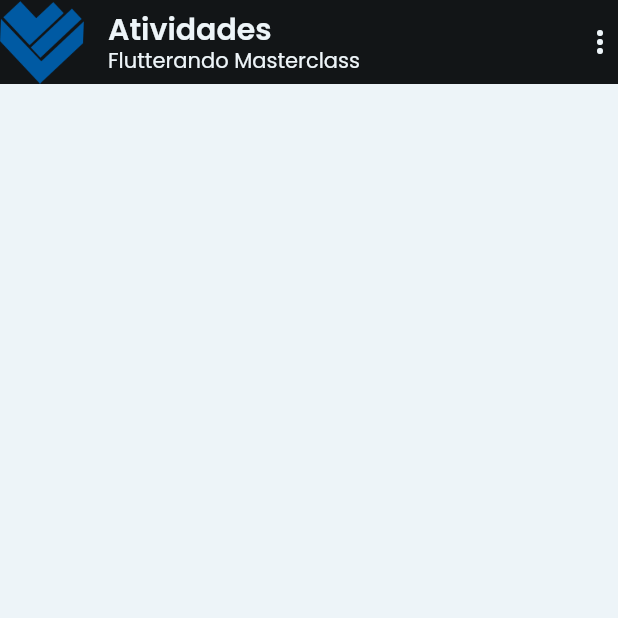
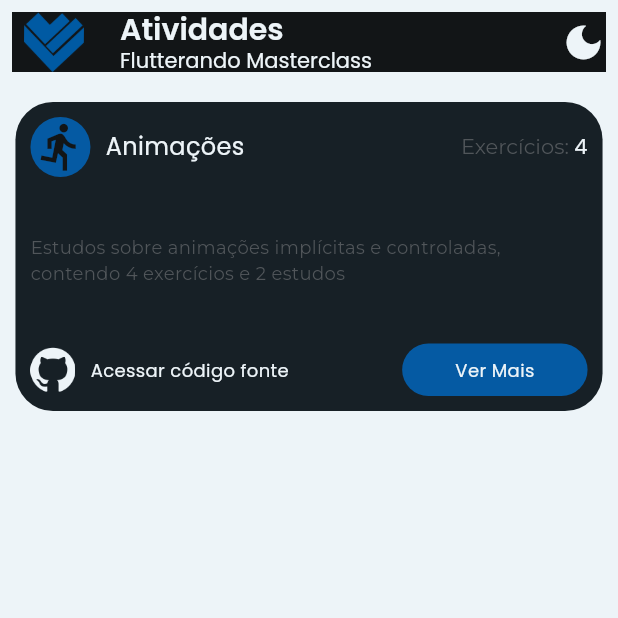
Before and after one commit to zanelladev/masterclass_flutterando_app, a Flutter app: the screen it shows after launch, on a phone screen of 412 x 824 dp, the top half of it. Run offline on Flutter 3.47's test engine with Material 2 defaults, Android fonts, the phone set to English and light mode, and no system bars; our stand-ins replace flutter_modular, google_fonts.

Commit message:
feat: activities card

```diff
--- a/app/lib/src/app_widget.dart
+++ b/app/lib/src/app_widget.dart
@@ -20,11 +20,11 @@ class _AppWidgetState extends State<AppWidget> {
   @override
   Widget build(BuildContext context) {
     return AnnotatedRegion<SystemUiOverlayStyle>(
-      value: AppSystemChromeSettings.light,
+      value: AppSystemChromeSettings.dark,
       child: MaterialApp.router(
         title: 'Flutterando Masterclass',
         theme: AppTheme.dark,
-        darkTheme: AppTheme.light,
+        darkTheme: AppTheme.dark,
         debugShowCheckedModeBanner: false,
         routeInformationParser: Modular.routeInformationParser,
         routerDelegate: Modular.routerDelegate,
--- a/app/lib/src/pages/home/ui/home_page.dart
+++ b/app/lib/src/pages/home/ui/home_page.dart
@@ -13,6 +13,7 @@ class _HomePageState extends State<HomePage> {
   Widget build(BuildContext context) {
     return Scaffold(
       appBar: CustomAppBar(),
+      body: ActivitiesCard(),
     );
   }
 }
--- a/app/lib/src/pages/splash/ui/splash_page.dart
+++ b/app/lib/src/pages/splash/ui/splash_page.dart
@@ -38,11 +38,7 @@ class _SplashScreenState extends State<SplashScreen> {
                     maxWidth: 70,
                     maxHeight: 70,
                   ),
-                  child: const Image(
-                    image: AssetImage(
-                      'assets/masterclass.png',
-                    ),
-                  ),
+                  child: Image.asset('assets/masterclass.png'),
                 ),
                 const SizedBox(width: 10),
                 Column(
--- a/app/pubspec.yaml
+++ b/app/pubspec.yaml
@@ -29,3 +29,4 @@ flutter:
   uses-material-design: true
   assets:
     - assets/masterclass.png
+    - assets/github.png
--- /dev/null
+++ b/design_system/lib/src/widgets/activities_card/activities_card.dart
@@ -0,0 +1,117 @@
+import 'package:flutter/material.dart';
+import '../../../design_system.dart';
+
+class ActivitiesCard extends StatelessWidget {
+  const ActivitiesCard({super.key});
+
+  @override
+  Widget build(BuildContext context) {
+    final theme = Theme.of(context);
+    final textStyles = theme.extension<AppTextStylesExtension>()!;
+    final deviceInfo = MediaQuery.of(context);
+    return SizedBox(
+      width: deviceInfo.size.width,
+      child: Padding(
+        padding: const EdgeInsets.only(top: 12),
+        child: Column(
+          crossAxisAlignment: CrossAxisAlignment.center,
+          children: [
+            Container(
+              decoration: BoxDecoration(
+                borderRadius: BorderRadius.circular(25),
+                color: theme.colorScheme.surfaceVariant,
+              ),
+              width: deviceInfo.size.width * 0.95,
+              height: deviceInfo.size.height * 0.25,
+              child: Padding(
+                padding: const EdgeInsets.all(10),
+                child: Column(
+                  mainAxisAlignment: MainAxisAlignment.spaceBetween,
+                  children: [
+                    Row(
+                      children: [
+                        Container(
+                          decoration: BoxDecoration(
+                              color: theme.colorScheme.primary,
+                              borderRadius: BorderRadius.circular(50)),
+                          width: 40,
+                          height: 40,
+                          child: Icon(
+                            Icons.directions_run,
+                            color: theme.colorScheme.background,
+                            size: 35,
+                          ),
+                        ),
+                        const SizedBox(width: 10),
+                        Text(
+                          'Animações',
+                          style: textStyles.headline3.copyWith(fontSize: 16),
+                        ),
+                        const Spacer(),
+                        RichText(
+                            text: TextSpan(
+                          children: [
+                            TextSpan(
+                                text: 'Exercícios: ',
+                                style: textStyles.bodyText1),
+                            TextSpan(
+                                text: '4',
+                                style: textStyles.headline3
+                                    .copyWith(fontSize: 14)),
+                          ],
+                        ))
+                      ],
+                    ),
+                    Row(
+                      children: [
+                        SizedBox(
+                          width: deviceInfo.size.width * 0.8,
+                          child: Text(
+                            'Estudos sobre animações implícitas e controladas, contendo 4 exercícios e 2 estudos',
+                            style: textStyles.description,
+                          ),
+                        )
+                      ],
+                    ),
+                    Row(
+                      children: [
+                        Image.asset(
+                          'assets/github.png',
+                          width: 30,
+                          color: theme.colorScheme.onSecondary,
+                        ),
+                        const SizedBox(width: 10),
+                        Text(
+                          'Acessar código fonte',
+                          style: textStyles.headline3.copyWith(fontSize: 12),
+                        ),
+                        const Spacer(),
+                        InkWell(
+                          onTap: () {},
+                          child: Container(
+                            decoration: BoxDecoration(
+                                color: theme.colorScheme.primary,
+                                borderRadius: BorderRadius.circular(50)),
+                            width: deviceInfo.size.width * 0.3,
+                            height: 35,
+                            child: Center(
+                              child: Text(
+                                'Ver Mais',
+                                style:
+                                    textStyles.headline3.copyWith(fontSize: 12),
+                              ),
+                            ),
+                          ),
+                        )
+                      ],
+                    )
+                  ],
+                ),
+              ),
+            ),
+          ],
+        ),
+      ),
+    );
+  }
+}
--- a/design_system/lib/src/widgets/app_bar.dart
+++ /dev/null
@@ -1,57 +0,0 @@
-import 'package:flutter/material.dart';
-import '../../design_system.dart';
-
-class CustomAppBar extends StatefulWidget implements PreferredSizeWidget {
-  const CustomAppBar({super.key});
-
-  @override
-  State<CustomAppBar> createState() => _CustomAppBarState();
-
-  @override
-  Size get preferredSize => const Size.fromHeight(kToolbarHeight);
-}
-
-class _CustomAppBarState extends State<CustomAppBar> {
-  @override
-  Widget build(BuildContext context) {
-    final theme = Theme.of(context);
-    final textStyles = theme.extension<AppTextStylesExtension>()!;
-    final deviceInfo = MediaQuery.of(context);
-    return AppBar(
-      backgroundColor: theme.colorScheme.background,
-      leading: ConstrainedBox(
-        constraints: const BoxConstraints(
-          maxWidth: 5,
-          maxHeight: 5,
-        ),
-        child: const Image(
-          image: AssetImage(
-            'assets/masterclass.png',
-          ),
-        ),
-      ),
-      title: Column(
-        mainAxisAlignment: MainAxisAlignment.center,
-        crossAxisAlignment: CrossAxisAlignment.start,
-        children: [
-          Text(
-            'Atividades',
-            style: textStyles.headline1.copyWith(),
-          ),
-          Text(
-            'Flutterando Masterclass',
-            style: textStyles.headline3.copyWith(
-              fontSize: 14,
-            ),
-          )
-        ],
-      ),
-      actions: [
-        Icon(
-          Icons.more_vert,
-          color: theme.colorScheme.onSecondary,
-        ),
-      ],
-    );
-  }
-}
--- /dev/null
+++ b/design_system/lib/src/widgets/app_bar/app_bar.dart
@@ -0,0 +1,59 @@
+import 'package:flutter/material.dart';
+import '../../../design_system.dart';
+
+class CustomAppBar extends StatefulWidget implements PreferredSizeWidget {
+  const CustomAppBar({super.key});
+
+  @override
+  State<CustomAppBar> createState() => _CustomAppBarState();
+
+  @override
+  Size get preferredSize => const Size.fromHeight(kToolbarHeight);
+}
+
+class _CustomAppBarState extends State<CustomAppBar> {
+  @override
+  Widget build(BuildContext context) {
+    final theme = Theme.of(context);
+    final textStyles = theme.extension<AppTextStylesExtension>()!;
+    return Padding(
+      padding: const EdgeInsets.all(8.0),
+      child: AppBar(
+        backgroundColor: theme.colorScheme.background,
+        leading: ConstrainedBox(
+          constraints: const BoxConstraints(
+            maxWidth: 50,
+            maxHeight: 50,
+          ),
+          child: Image.asset('assets/masterclass.png'),
+        ),
+        title: Column(
+          mainAxisAlignment: MainAxisAlignment.center,
+          crossAxisAlignment: CrossAxisAlignment.start,
+          children: [
+            Text(
+              'Atividades',
+              style: textStyles.headline1.copyWith(),
+            ),
+            Text(
+              'Flutterando Masterclass',
+              style: textStyles.headline3.copyWith(
+                fontSize: 14,
+              ),
+            )
+          ],
+        ),
+        actions: [
+          InkWell(
+            onTap: () {},
+            child: Icon(
+              Icons.dark_mode,
+              color: theme.colorScheme.onSecondary,
+              size: 30,
+            ),
+          ),
+        ],
+      ),
+    );
+  }
+}
--- a/design_system/lib/src/widgets/widgets.dart
+++ b/design_system/lib/src/widgets/widgets.dart
@@ -1 +1,2 @@
-export './app_bar.dart';
+export 'app_bar/app_bar.dart';
+export 'activities_card/activities_card.dart';
--- a/design_system/pubspec.yaml
+++ b/design_system/pubspec.yaml
@@ -12,6 +12,7 @@ dependencies:
   flutter:
     sdk: flutter
 
+
   google_fonts: ^5.1.0
 
 
@@ -23,3 +24,4 @@ dev_dependencies:
 flutter:
   assets:
     - assets/masterclass.png
+    - assets/github.png
```
Also changed, not shown: app/assets/github.png (added), design_system/assets/github.png (added), 1 other file.
